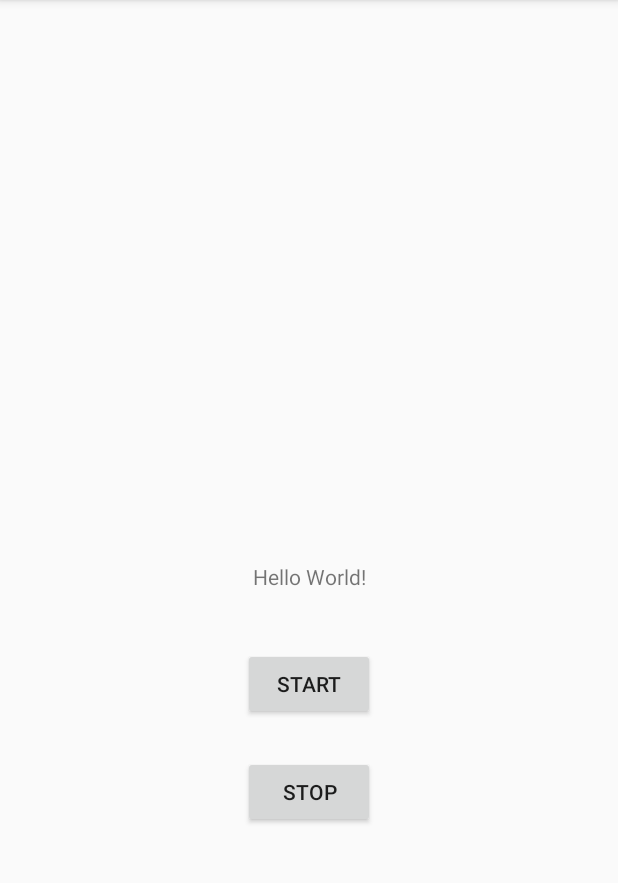
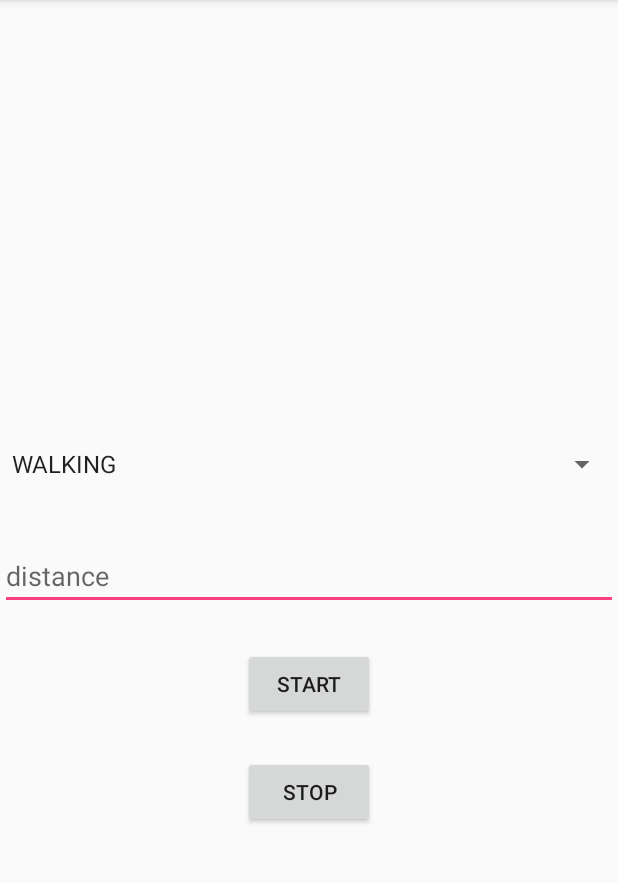
Before and after one commit to thatcharles/MCI_PA1, an Android app: the screen it shows after launch (MainActivity), after a tap on "START", on a phone screen of 412 x 824 dp, the part 84-967 px from its top. Run offline under Robolectric (Android 15) with nearby library versions, the phone set to English and light mode, and no system bars.

Commit message:
export csv (success)

```diff
--- a/MCI_PA1/app/src/main/AndroidManifest.xml
+++ b/MCI_PA1/app/src/main/AndroidManifest.xml
@@ -22,9 +22,11 @@
 
         <provider
             android:name="android.support.v4.content.FileProvider"
+            android:authorities="com.example.charleschung.mci_pa1"
             android:grantUriPermissions="true"
-            android:authorities="com.example.FileProvider"
             android:exported="false">
+            <grant-uri-permission
+                android:grantUriPermissions="true" />
             <meta-data
                 android:name="android.support.FILE_PROVIDER_PATHS"
                 android:resource="@xml/provider_paths"/>
@@ -32,7 +34,6 @@
 
     </application>
 
-    <uses-permission android:name="android.permission.FLAG_GRANT_READ_URI_PERMISSION"/>
     <uses-permission android:name="android.permission.READ_EXTERNAL_STORAGE"/>
     <uses-permission android:name="android.permission.WRITE_EXTERNAL_STORAGE"/>
 
--- a/MCI_PA1/app/src/main/java/com/example/charleschung/mci_pa1/MainActivity.java
+++ b/MCI_PA1/app/src/main/java/com/example/charleschung/mci_pa1/MainActivity.java
@@ -10,15 +10,23 @@ import android.hardware.SensorEventListener;
 import android.hardware.SensorManager;
 import android.net.Uri;
 import android.os.Environment;
+import android.support.v4.content.ContextCompat;
 import android.support.v4.content.FileProvider;
 import android.support.v7.app.AppCompatActivity;
 import android.os.Bundle;
 import android.util.Log;
 import android.view.View;
+import android.widget.AdapterView;
+import android.widget.ArrayAdapter;
 import android.widget.Button;
-import android.widget.Toast;
+import android.widget.EditText;
+import android.widget.Spinner;
 
 import com.opencsv.CSVWriter;
+import com.opencsv.bean.StatefulBeanToCsv;
+import com.opencsv.bean.StatefulBeanToCsvBuilder;
+import com.opencsv.exceptions.CsvDataTypeMismatchException;
+import com.opencsv.exceptions.CsvRequiredFieldEmptyException;
 
 import java.io.File;
 import java.io.FileNotFoundException;
@@ -26,9 +34,22 @@ import java.io.FileOutputStream;
 import java.io.FileWriter;
 import java.io.IOException;
 import java.io.OutputStreamWriter;
+import java.io.Writer;
+import java.nio.file.Files;
+import java.nio.file.Paths;
+import java.time.LocalDateTime;
+import java.time.format.DateTimeFormatter;
+import java.util.ArrayList;
+import java.util.Arrays;
+import java.util.HashMap;
 import java.util.List;
+import java.util.Map;
+import java.util.SortedSet;
+import java.util.TreeSet;
 
-public class MainActivity extends AppCompatActivity implements SensorEventListener {
+import static java.security.AccessController.getContext;
+
+public class MainActivity extends AppCompatActivity implements SensorEventListener, AdapterView.OnItemSelectedListener {
 
     private static final String TAG = "MainActivity";
 
@@ -41,9 +62,14 @@ public class MainActivity extends AppCompatActivity implements SensorEventListen
 
     boolean isRunning;
     // FileWriter writer;
+    EditText distanceInput;
+    String distance;
     String filePath;
     String fileName;
     CSVWriter writer = null;
+    long startTime;
+    Map<Long, List> map = new HashMap<>();
+    String activity;
 
     @Override
     protected void onCreate(Bundle savedInstanceState) {
@@ -55,13 +81,13 @@ public class MainActivity extends AppCompatActivity implements SensorEventListen
         Button BtnStart = (Button) findViewById(R.id.button_start);
         Button BtnStop = (Button) findViewById(R.id.button_stop);
 
-
         sensorManager = (SensorManager) getSystemService(Context.SENSOR_SERVICE);
         Accelerometer = null;
         Gyroscope = null;
         Magnetic = null;
         Light = null;
         Borameter = null;
+
 
         if (sensorManager.getDefaultSensor(Sensor.TYPE_ACCELEROMETER) != null){
             Accelerometer = sensorManager.getDefaultSensor(Sensor.TYPE_ACCELEROMETER);
@@ -79,19 +105,37 @@ public class MainActivity extends AppCompatActivity implements SensorEventListen
             Borameter = sensorManager.getDefaultSensor(Sensor.TYPE_PRESSURE);
         }
 
+        distanceInput = (EditText) findViewById(R.id.distanceInput);
+
+        Spinner spinner = (Spinner) findViewById(R.id.spinner);
+        spinner.setOnItemSelectedListener(this);
+        // Create an ArrayAdapter using the string array and a default spinner layout
+        ArrayAdapter<CharSequence> adapter = ArrayAdapter.createFromResource(this,
+                R.array.activities_array, android.R.layout.simple_spinner_item);
+        // Specify the layout to use when the list of choices appears
+
+        adapter.setDropDownViewResource(android.R.layout.simple_spinner_dropdown_item);
+        // Apply the adapter to the spinner
+        spinner.setAdapter(adapter);
+
         BtnStart.setOnClickListener(new View.OnClickListener() {
 
             @Override
             public void onClick(View arg0) {
 
-                Log.d(TAG, "Writing to " + getFilesDir().getAbsolutePath());
-                filePath = getFilesDir().getPath();
-                // filePath = Environment.getExternalStorageDirectory().getAbsolutePath();
-                fileName = " sensor-" + System.currentTimeMillis() + ".csv";
+                DateTimeFormatter dtf = DateTimeFormatter.ofPattern("dd-MM-yy hh:mm:ss");
+                LocalDateTime now = LocalDateTime.now();
+
+                distance = distanceInput.getText().toString();
+
+                filePath = getFilesDir().getAbsolutePath();
+                fileName = activity + " " + dtf.format(now) + " " + distance + "cm.csv";
 
                 try {
-                    writer = new CSVWriter(new FileWriter(filePath+fileName,true));
+                    writer = new CSVWriter(new FileWriter(filePath + "/" + fileName,true));
+                    Log.d(TAG, "Writing to " + filePath  + "/" + fileName);
                     // writer = new FileWriter(new File(getFilesDir().getAbsolutePath(), fileName));
+                    writer.writeNext(String.format("Timestamp, Accel x, Accel y, Accel z, Gyro x, Gyro y, Gyro z,Mag x,Mag y,Mag z,Light Intensity\n").split(","));
                 } catch (IOException e) {
                     e.printStackTrace();
                 }
@@ -103,15 +147,16 @@ public class MainActivity extends AppCompatActivity implements SensorEventListen
                 sensorManager.registerListener(MainActivity.this, Borameter, SensorManager.SENSOR_DELAY_FASTEST);
 
                 isRunning = true;
+                startTime = 0;
             }
         });
-
 
         BtnStop.setOnClickListener(new View.OnClickListener() {
 
             @Override
             public void onClick(View arg0) {
 
+                writeToFile();
                 try {
                     writer.close();
                 } catch (IOException e) {
@@ -122,7 +167,7 @@ public class MainActivity extends AppCompatActivity implements SensorEventListen
                 isRunning = false;
 
                 // TODO
-                //onShareCSV();
+                onShareCSV();
             }
         });
 
@@ -135,35 +180,56 @@ public class MainActivity extends AppCompatActivity implements SensorEventListen
         Sensor sensor = event.sensor;
         float[] value = event.values;
 
+        if (startTime == 0){
+            startTime = event.timestamp;
+        }
+
+        Long key = (event.timestamp - startTime) / 1000000L;
+        List sensors = map.get(key);
+        if (sensors == null) {
+            sensors = new ArrayList<>(
+                    Arrays.asList("", "", "", "", "", "", "", "", "", "", ""));
+            map.put(key, sensors);
+        }
 
         if(isRunning) {
             if (sensor.getType() == Sensor.TYPE_ACCELEROMETER) {
                 Log.d(TAG, "onSensorChanged: X:" + value[0] + ",Y: " + value[1] + ",Z: " + value[2]);
-                writer.writeNext(String.format("%d; ACC; %f; %f; %f; %f; %f; %f\n", event.timestamp, event.values[0], event.values[1], event.values[2], 0.f, 0.f, 0.f).split(","));
+                //writer.writeNext(String.format("%d, %f, %f, %f,,,,,,,\n", (event.timestamp - startTime) / 1000000L, event.values[0], event.values[1], event.values[2]).split(","));
+
+                sensors.set(1,String.valueOf(event.values[0]));
+                sensors.set(2,String.valueOf(event.values[1]));
+                sensors.set(3,String.valueOf(event.values[2]));
             }
             if (sensor.getType() == Sensor.TYPE_GYROSCOPE) {
                 Log.d(TAG, "onSensorChanged GYROSCOPE:" + value.length);
-                writer.writeNext(String.format("%d; GYRO; %f; %f; %f; %f; %f; %f\n", event.timestamp, event.values[0], event.values[1], event.values[2], 0.f, 0.f, 0.f).split(","));
+                //writer.writeNext(String.format("%d,,,, %f, %f, %f,,,,\n", (event.timestamp - startTime) / 1000000L, event.values[0], event.values[1], event.values[2]).split(","));
+
+                sensors.set(4,String.valueOf(event.values[0]));
+                sensors.set(5,String.valueOf(event.values[1]));
+                sensors.set(6,String.valueOf(event.values[2]));
+                Log.d(TAG, "on writing to map: " + map.get(key));
             }
             if (sensor.getType() == Sensor.TYPE_MAGNETIC_FIELD) {
                 Log.d(TAG, "onSensorChanged MAGNETIC FIELD:" + value[0]);
-                writer.writeNext(String.format("%d; MAG; %f; %f; %f; %f; %f; %f\n", event.timestamp, event.values[0], event.values[1], event.values[2], 0.f, 0.f, 0.f).split(","));
+                //writer.writeNext(String.format("%d,,,,,,,%f,%f,%f,\n", (event.timestamp - startTime) / 1000000L, event.values[0], event.values[1], event.values[2]).split(","));
+
+                sensors.set(7,String.valueOf(event.values[0]));
+                sensors.set(8,String.valueOf(event.values[1]));
+                sensors.set(9,String.valueOf(event.values[2]));
             }
             if (sensor.getType() == Sensor.TYPE_LIGHT) {
                 Log.d(TAG, "onSensorChanged LIGHT:" + value[0]);
-                writer.writeNext(String.format("%d; LIGHT; %f; %f;\n", event.timestamp, event.values[0], 0.f).split(","));
+                //writer.writeNext(String.format("%d,,,,,,,,,,%f\n", (event.timestamp - startTime) / 1000000L, event.values[0]).split(","));
+
+                sensors.set(10,String.valueOf(event.values[0]));
             }
         }
 
-        // String entry = currentX + "," + currentY + "," + currentZ;
-        // writeToFile (entry, this);
     }
 
     @Override
     public void onAccuracyChanged(Sensor sensor, int i) {
-    }
-
-    private void writeToFile(String entry, Context context) {
     }
 
     /**
@@ -172,23 +238,57 @@ public class MainActivity extends AppCompatActivity implements SensorEventListen
      */
     private void onShareCSV() {
 
-        Uri path = FileProvider.getUriForFile(this, "com.example.FileProvider", new File(filePath + fileName));
+        Context context = getApplicationContext();
+        File filelocation = new File(getFilesDir(), fileName);
+        Uri path = FileProvider.getUriForFile(context, "com.example.charleschung.mci_pa1", filelocation);
 
         Log.d(TAG, "onShareCSV: " + path);
-        Intent shareIntent = new Intent("com.example.FileProvider").setData(path);
+        Intent shareIntent = new Intent();
+        shareIntent.setAction(Intent.ACTION_SEND);
+        shareIntent.setType("text/csv");
+        shareIntent.addFlags(Intent.FLAG_GRANT_READ_URI_PERMISSION);
+        shareIntent.setData(path);
+        shareIntent.putExtra(Intent.EXTRA_TEXT, "This is a CSV I'm sharing.");
+        shareIntent.putExtra(Intent.EXTRA_STREAM, path);
+        startActivity(Intent.createChooser(shareIntent, "Share..."));
+    }
 
-        List<ResolveInfo> resInfoList = getPackageManager().queryIntentActivities(shareIntent, PackageManager.MATCH_DEFAULT_ONLY);
-        for (ResolveInfo resolveInfo : resInfoList) {
-            String packageName = resolveInfo.activityInfo.packageName;
-            getApplicationContext().grantUriPermission(packageName, path, Intent.FLAG_GRANT_READ_URI_PERMISSION);
+    public void writeToFile() {
+        SortedSet<Long> keys = new TreeSet<>(map.keySet());
+        for (Long key : keys) {
+            List values = map.get(key);
+            values.set(0,String.valueOf(key));
+
+            Object[] objectList = values.toArray();
+            String[] array =  Arrays.copyOf(objectList,objectList.length,String[].class);
+            writer.writeNext(array);
         }
 
-        shareIntent.addFlags(Intent.FLAG_GRANT_READ_URI_PERMISSION);
-        shareIntent.setAction(Intent.ACTION_SEND);
-        shareIntent.putExtra(Intent.EXTRA_TEXT, "This is a CSV I'm sharing.");
-        shareIntent.putExtra(Intent.EXTRA_STREAM, path);
-        shareIntent.setType("text/csv");
-        startActivity(Intent.createChooser(shareIntent, "Share..."));
-        this.setResult(RESULT_OK, shareIntent);
+    }
+
+    public void onItemSelected(AdapterView<?> parent, View view, int pos, long id) {
+        // An item was selected. You can retrieve the selected item using
+        switch (pos){
+            case 0 :
+                activity = "WALKING";
+                break;
+            case 1:
+                activity = "RUNNING";
+                break;
+            case 2:
+                activity = "IDLE";
+                break;
+            case 3:
+                activity = "STAIRS";
+                break;
+            case 4:
+                activity = "JUMPING";
+                break;
+        }
+        Log.d(TAG, "onItemSelected: " + activity);
+    }
+
+    public void onNothingSelected(AdapterView<?> parent) {
+        // Another interface callback
     }
 }
--- a/MCI_PA1/app/src/main/res/layout/activity_main.xml
+++ b/MCI_PA1/app/src/main/res/layout/activity_main.xml
@@ -6,14 +6,32 @@
     android:layout_height="match_parent"
     tools:context=".MainActivity">
 
-    <TextView
-        android:layout_width="wrap_content"
+
+
+    <Spinner
+        android:id="@+id/spinner"
+        android:layout_width="fill_parent"
         android:layout_height="wrap_content"
-        android:text="Hello World!"
         app:layout_constraintBottom_toBottomOf="parent"
+        app:layout_constraintHorizontal_bias="0.5"
         app:layout_constraintLeft_toLeftOf="parent"
         app:layout_constraintRight_toRightOf="parent"
-        app:layout_constraintTop_toTopOf="parent" />
+        app:layout_constraintTop_toTopOf="parent"
+        app:layout_constraintVertical_bias="0.4" />
+
+    <EditText
+        android:id="@+id/distanceInput"
+        android:layout_width="match_parent"
+        android:layout_height="wrap_content"
+        android:ems="10"
+        android:hint="distance"
+        android:inputType="numberDecimal"
+        app:layout_constraintBottom_toBottomOf="parent"
+        app:layout_constraintHorizontal_bias="0.5"
+        app:layout_constraintLeft_toLeftOf="parent"
+        app:layout_constraintRight_toRightOf="parent"
+        app:layout_constraintTop_toTopOf="parent"
+        app:layout_constraintVertical_bias="0.5" />
 
     <Button
         android:id="@+id/button_start"
--- a/MCI_PA1/app/src/main/res/values/strings.xml
+++ b/MCI_PA1/app/src/main/res/values/strings.xml
@@ -2,4 +2,11 @@
     <string name="app_name">MCI_PA1</string>
     <string name="start_btn">Start</string>
     <string name="stop_btn">Stop</string>
+    <string-array name="activities_array">
+        <item>WALKING</item>
+        <item>RUNNING</item>
+        <item>IDLE</item>
+        <item>STAIRS</item>
+        <item>JUMPING</item>
+    </string-array>
 </resources>
--- a/MCI_PA1/app/src/main/res/xml/provider_paths.xml
+++ b/MCI_PA1/app/src/main/res/xml/provider_paths.xml
@@ -1,4 +1,4 @@
 <?xml version="1.0" encoding="utf-8"?>
 <paths xmlns:android="http://schemas.android.com/apk/res/android">
-    <files-path name="files" path="."/>
+    <files-path name="data" path="."/>
 </paths>
```
